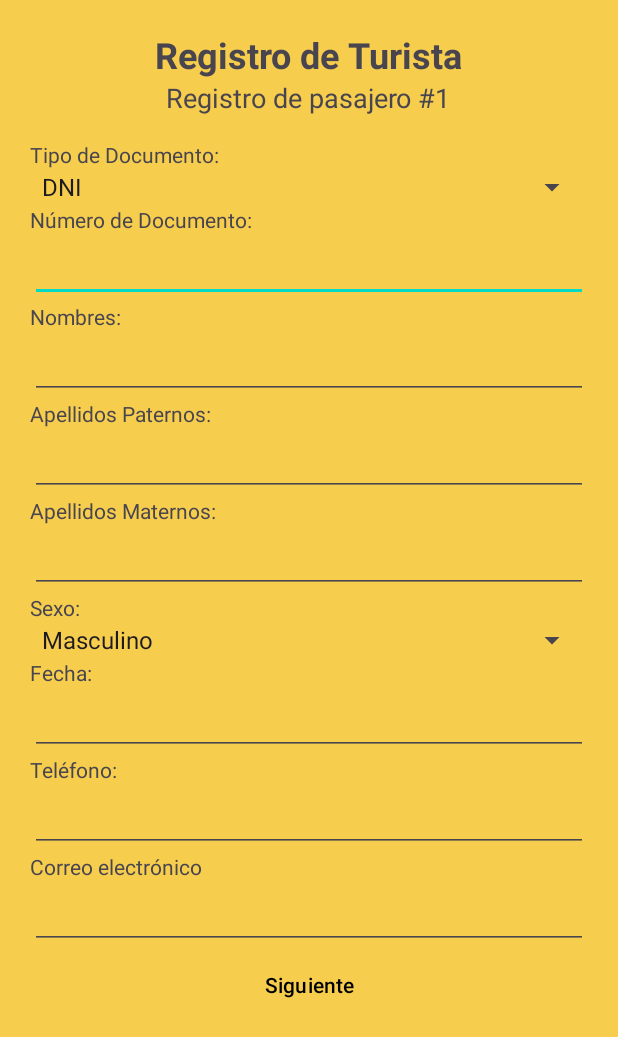
After one commit to SoftwareProjectsToshiro/TravelTrux, an Android app: the PassengerRegisterActivity screen opened directly, with no data from a screen before it, on a phone screen of 412 x 824 dp. The commit adds this screen. Shown: the top 1037 px of the screen. Run offline under Robolectric (Android 15) with nearby library versions, the phone set to English and light mode, and no system bars; network calls fail.

Commit message:
Register Tourist

```diff
--- /dev/null
+++ b/app/src/main/java/com/upao/travel_trux/activities/PassengerRegisterActivity.kt
@@ -0,0 +1,102 @@
+package com.upao.travel_trux.activities
+
+import android.annotation.SuppressLint
+import android.content.Intent
+import android.os.Bundle
+import android.widget.ArrayAdapter
+import androidx.appcompat.app.AppCompatActivity
+import com.upao.travel_trux.R
+import com.upao.travel_trux.controllers.TouristController
+import com.upao.travel_trux.databinding.ActivityPassengerRegisterBinding
+import com.upao.travel_trux.helpers.SharedPreferencesManager
+import com.upao.travel_trux.models.Tourist
+
+class PassengerRegisterActivity : AppCompatActivity() {
+    private lateinit var binding: ActivityPassengerRegisterBinding
+    private val touristController = TouristController(this)
+    private var userEmail = ""
+    @SuppressLint("SetTextI18n")
+    override fun onCreate(savedInstanceState: Bundle?) {
+        super.onCreate(savedInstanceState)
+
+        binding = ActivityPassengerRegisterBinding.inflate(layoutInflater)
+        setContentView(binding.root)
+
+        val idTrip = intent.getIntExtra("idTrip", 0)
+        val numPassenger = intent.getStringExtra("numPassenger")
+        var numPassangerCurrent = 1
+
+        val getUser = SharedPreferencesManager.getUserData(this)
+        val user = getUser?.split(",")
+        if(user != null) {
+            userEmail = user[0]
+        }
+
+        binding.tvRegistroPasajeroNumero.text = "Registro de pasajero #${numPassangerCurrent}"
+
+        val spinnerTypeDocument = binding.spinnerTipoDocumento
+        val spinnerGender = binding.spinnerSexo
+
+        ArrayAdapter.createFromResource(
+            this,
+            R.array.document_type,
+            android.R.layout.simple_spinner_item
+        ).also { adapter ->
+            adapter.setDropDownViewResource(android.R.layout.simple_spinner_dropdown_item)
+            spinnerTypeDocument.adapter = adapter
+        }
+
+        ArrayAdapter.createFromResource(
+            this,
+            R.array.sex,
+            android.R.layout.simple_spinner_item
+        ).also { adapter ->
+            adapter.setDropDownViewResource(android.R.layout.simple_spinner_dropdown_item)
+            spinnerGender.adapter = adapter
+        }
+
+        binding.btnSiguiente.setOnClickListener {
+            val dni = binding.etNumeroDocumento.text.toString()
+            val name = binding.etNombres.text.toString()
+            val patherLastName = binding.etApellidoPaterno.text.toString()
+            val motherLastName = binding.etApellidoMaterno.text.toString()
+            val sex = spinnerGender.selectedItem.toString()
+//            val typeDocument = spinnerTypeDocument.selectedItem.toString()
+            val birthdate = binding.etFecha.text.toString()
+            val phone = binding.etTelefono.text.toString()
+            val email = binding.etEmail.text.toString()
+            val tourist = Tourist(userEmail, dni, name,
+                patherLastName, motherLastName, sex,
+                birthdate, phone, email)
+
+            // Validate fields
+
+            touristController.registerTourist(this, tourist) { isSuccess ->
+                if (isSuccess) {
+                    cleanFields()
+                    if (numPassenger != null) {
+                        if (numPassenger.toInt() >= numPassangerCurrent || numPassangerCurrent != 0) {
+                            numPassangerCurrent = numPassangerCurrent.plus(1)
+                            binding.tvRegistroPasajeroNumero.text = "Registro de pasajero #${numPassangerCurrent}"
+                        } else {
+                            val intent = Intent(this, PassengerRegisterActivity::class.java)
+                            intent.putExtra("idTrip", idTrip)
+                            startActivity(intent)
+                        }
+                    }
+                }
+            }
+        }
+
+    }
+
+    private fun cleanFields() {
+        binding.etNumeroDocumento.text.clear()
+        binding.etNombres.text.clear()
+        binding.etApellidoPaterno.text.clear()
+        binding.etApellidoMaterno.text.clear()
+        binding.etFecha.text.clear()
+        binding.etTelefono.text.clear()
+        binding.etEmail.text.clear()
+    }
+}
--- /dev/null
+++ b/app/src/main/java/com/upao/travel_trux/controllers/TouristController.kt
@@ -0,0 +1,16 @@
+package com.upao.travel_trux.controllers
+
+import android.content.Context
+import com.upao.travel_trux.models.Tourist
+import com.upao.travel_trux.service.TouristService
+
+class TouristController(context: Context) {
+
+    private val touristService = TouristService(context)
+
+    fun registerTourist(context: Context, tourist: Tourist, onResult: (Boolean) -> Unit) {
+        touristService.registerTourist(context, tourist) { isSuccess ->
+            onResult(isSuccess)
+        }
+    }
+}
--- a/app/src/main/java/com/upao/travel_trux/data/endpoints/ApiService.kt
+++ b/app/src/main/java/com/upao/travel_trux/data/endpoints/ApiService.kt
@@ -1,5 +1,6 @@
 package com.upao.travel_trux.data.endpoints
 
+import com.upao.travel_trux.models.Tourist
 import com.upao.travel_trux.models.User
 import com.upao.travel_trux.models.requestModel.LoginRequest
 import com.upao.travel_trux.models.requestModel.RegisterRequest
@@ -33,4 +34,7 @@ interface ApiService {
 
     @GET("packages/{id}/tour")
     suspend fun toursGet(@Path("id") id: Int): Response<List<TourResponse>>
+
+    @POST("tourist")
+    suspend fun registerTourist(@Body tourist: Tourist): Response<ApiResponse>
 }
--- /dev/null
+++ b/app/src/main/java/com/upao/travel_trux/service/TouristService.kt
@@ -0,0 +1,23 @@
+package com.upao.travel_trux.service
+
+import android.content.Context
+import com.upao.travel_trux.models.Tourist
+import com.upao.travel_trux.repositories.TouristRepository
+import kotlinx.coroutines.CoroutineScope
+import kotlinx.coroutines.Dispatchers
+import kotlinx.coroutines.launch
+import kotlinx.coroutines.withContext
+
+class TouristService(context: Context) {
+
+    private val touristRepository = TouristRepository(context)
+
+    fun registerTourist(context: Context, tourist: Tourist, onResult: (Boolean) -> Unit) {
+        CoroutineScope(Dispatchers.IO).launch {
+            val isSuccess = touristRepository.registerTourist(context, tourist)
+            withContext(Dispatchers.Main) {
+                onResult(isSuccess)
+            }
+        }
+    }
+}
--- /dev/null
+++ b/app/src/main/res/layout/activity_passenger_register.xml
@@ -0,0 +1,152 @@
+<?xml version="1.0" encoding="utf-8"?>
+<LinearLayout xmlns:android="http://schemas.android.com/apk/res/android"
+    xmlns:tools="http://schemas.android.com/tools"
+    android:layout_width="match_parent"
+    android:layout_height="match_parent"
+    android:orientation="vertical"
+    android:padding="20dp"
+    android:background="@color/theme_color"
+    tools:context=".activities.PassengerRegisterActivity">
+
+    <TextView
+        android:layout_width="wrap_content"
+        android:layout_height="wrap_content"
+        android:text="@string/registro_de_turista"
+        android:textSize="24sp"
+        android:textStyle="bold"
+        android:layout_gravity="center"/>
+
+    <TextView
+        android:id="@+id/tv_registro_pasajero_numero"
+        android:layout_width="wrap_content"
+        android:layout_height="wrap_content"
+        android:text="@string/registro_de_pasajero_01"
+        android:textSize="18sp"
+        android:layout_gravity="center"
+        android:layout_marginBottom="16dp"/>
+
+    <TextView
+        android:layout_width="wrap_content"
+        android:layout_height="wrap_content"
+        android:text="@string/tipo_de_documento"/>
+
+    <Spinner
+        android:id="@+id/spinner_tipo_documento"
+        android:layout_width="match_parent"
+        android:layout_height="wrap_content"/>
+
+    <TextView
+        android:layout_width="wrap_content"
+        android:layout_height="wrap_content"
+        android:text="@string/n_mero_de_documento"/>
+
+    <EditText
+        android:id="@+id/et_numero_documento"
+        android:layout_width="match_parent"
+        android:layout_height="wrap_content"
+        android:autofillHints="000000"
+        android:inputType="number"
+        tools:ignore="LabelFor" />
+
+    <TextView
+        android:layout_width="wrap_content"
+        android:layout_height="wrap_content"
+        android:text="@string/nombres"/>
+
+    <EditText
+        android:id="@+id/et_nombres"
+        android:layout_width="match_parent"
+        android:layout_height="wrap_content"
+        android:autofillHints="nombres"
+        android:inputType="text"
+        tools:ignore="LabelFor" />
+
+    <TextView
+        android:layout_width="wrap_content"
+        android:layout_height="wrap_content"
+        android:text="@string/apellidos_paternos"/>
+
+    <EditText
+        android:id="@+id/et_apellido_paterno"
+        android:layout_width="match_parent"
+        android:layout_height="wrap_content"
+        android:inputType="text"
+        android:autofillHints="apellidos paternos"
+        tools:ignore="LabelFor" />
+
+    <TextView
+        android:layout_width="wrap_content"
+        android:layout_height="wrap_content"
+        android:text="@string/apellidos_maternos"/>
+
+    <EditText
+        android:id="@+id/et_apellido_materno"
+        android:layout_width="match_parent"
+        android:layout_height="wrap_content"
+        android:inputType="text"
+        tools:ignore="LabelFor"
+        android:autofillHints="apellidos maternos" />
+
+    <TextView
+        android:layout_width="wrap_content"
+        android:layout_height="wrap_content"
+        android:text="@string/sexo"/>
+
+    <Spinner
+        android:id="@+id/spinner_sexo"
+        android:layout_width="match_parent"
+        android:layout_height="wrap_content"/>
+
+    <TextView
+        android:layout_width="wrap_content"
+        android:layout_height="wrap_content"
+        android:text="@string/fecha"/>
+
+    <EditText
+        android:id="@+id/et_fecha"
+        android:layout_width="match_parent"
+        android:layout_height="wrap_content"
+        android:inputType="date"
+        android:autofillHints="Fecha"
+        tools:ignore="LabelFor" />
+
+    <TextView
+        android:layout_width="wrap_content"
+        android:layout_height="wrap_content"
+        android:text="@string/tel_fono"/>
+
+    <EditText
+        android:id="@+id/et_telefono"
+        android:layout_width="match_parent"
+        android:layout_height="wrap_content"
+        android:inputType="phone"
+        android:autofillHints="telefono"
+        tools:ignore="LabelFor" />
+
+    <TextView
+        android:layout_width="wrap_content"
+        android:layout_height="wrap_content"
+        android:text="@string/email"/>
+
+    <EditText
+        android:id="@+id/et_email"
+        android:layout_width="match_parent"
+        android:layout_height="wrap_content"
+        android:inputType="textEmailAddress"
+        android:autofillHints="email"
+        tools:ignore="LabelFor" />
+
+    <LinearLayout
+        android:layout_width="match_parent"
+        android:layout_height="wrap_content"
+        android:gravity="center">
+        <Button
+            android:id="@+id/btn_siguiente"
+            android:layout_width="wrap_content"
+            android:layout_height="wrap_content"
+            android:text="@string/next_button"
+            android:textColor="@color/black"
+            android:layout_gravity="center" />
+    </LinearLayout>
+
+</LinearLayout>
--- a/app/src/main/res/values/strings.xml
+++ b/app/src/main/res/values/strings.xml
@@ -68,4 +68,36 @@
     <string name="salida_n10_30am_1_30am">Salida\n10:30am - 1:30am</string>
     <string name="tour_from_trip">Detalles</string>
     <string name="compra_ahora">Compra ahora</string>
+    <string name="select_num_passenger">N° de pasajeros</string>
+    <string name="registro_de_turista">Registro de Turista</string>
+    <string name="registro_de_pasajero_01">Registro de Pasajero # 01</string>
+    <string name="tipo_de_documento">Tipo de Documento:</string>
+    <string name="n_mero_de_documento">Número de Documento:</string>
+    <string name="nombres">Nombres:</string>
+    <string name="apellidos_paternos">Apellidos Paternos:</string>
+    <string name="apellidos_maternos">Apellidos Maternos:</string>
+    <string name="sexo">Sexo:</string>
+    <string name="fecha">Fecha:</string>
+    <string name="tel_fono">Teléfono:</string>
+    <string-array name="numbers_array">
+        <item>1</item>
+        <item>2</item>
+        <item>3</item>
+        <item>4</item>
+        <item>5</item>
+        <item>6</item>
+        <item>7</item>
+        <item>8</item>
+        <item>9</item>
+        <item>10</item>
+    </string-array>
+    <string-array name="document_type">
+        <item>DNI</item>
+        <item>Pasaporte</item>
+        <item>Carnet de Extranjería</item>
+    </string-array>
+    <string-array name="sex">
+        <item>Masculino</item>
+        <item>Femenino</item>
+    </string-array>
 </resources>
```
Also changed, not shown: app/src/main/AndroidManifest.xml (+7 -4 lines), app/src/main/java/com/upao/travel_trux/activities/SelectPassengerActivity.kt (+21 -0 lines), app/src/main/java/com/upao/travel_trux/models/Tourist.kt (added, +15 -0 lines), app/src/main/java/com/upao/travel_trux/repositories/TouristRepository.kt (added, +61 -0 lines), app/src/main/res/layout/activity_select_passenger.xml (+31 -4 lines).
